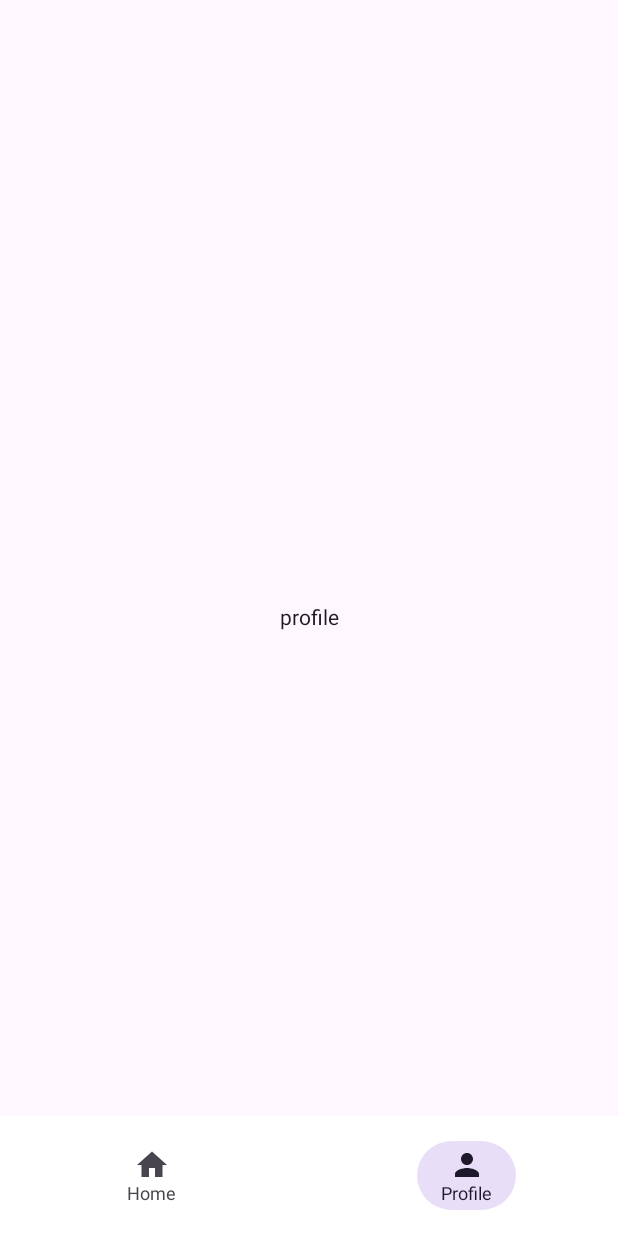
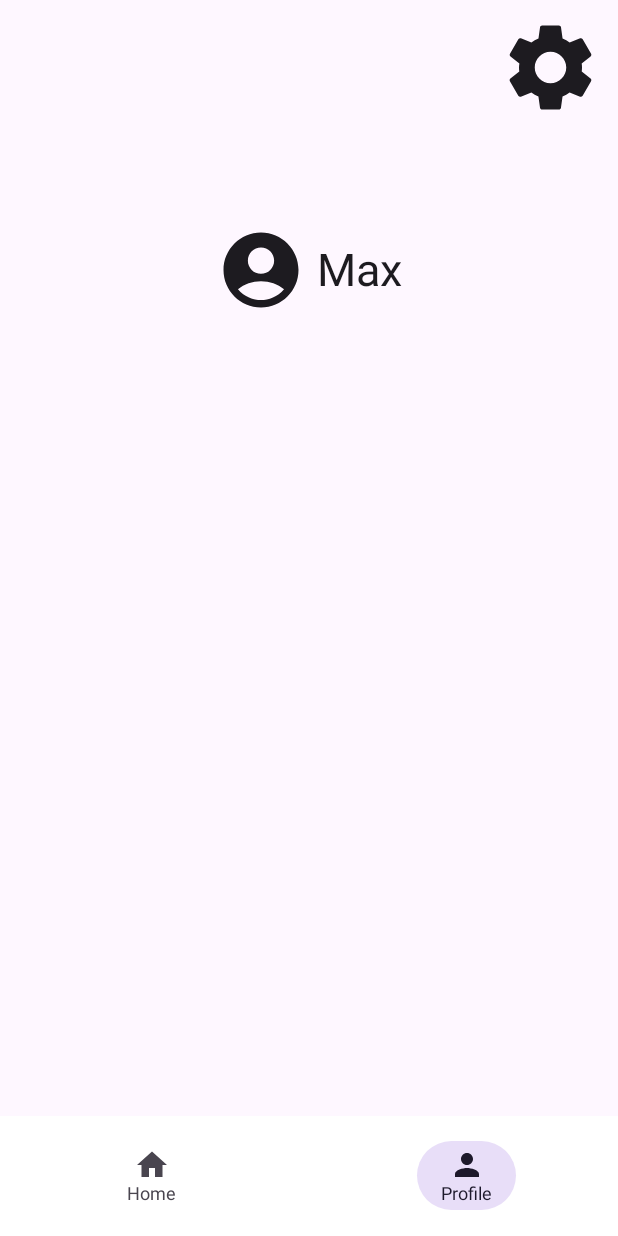
Before and after one commit to Mesherekov/Cinemas, an Android app built with Jetpack Compose: the profile screen opened through its navigation route, on a phone screen of 412 x 824 dp. Run offline under Robolectric (Android 15) with nearby library versions, the light colour scheme and no system bars.

Commit message:
Profile Screen 1

```diff
--- a/app/src/main/java/com/example/cinemas/MainActivity.kt
+++ b/app/src/main/java/com/example/cinemas/MainActivity.kt
@@ -5,16 +5,24 @@ import android.annotation.SuppressLint
 import android.os.Bundle
 import androidx.activity.ComponentActivity
 import androidx.activity.compose.setContent
+import androidx.compose.foundation.clickable
+import androidx.compose.foundation.layout.Arrangement
 import androidx.compose.foundation.layout.Box
 import androidx.compose.foundation.layout.Column
-import androidx.compose.foundation.layout.fillMaxSize
+import androidx.compose.foundation.layout.Row
+import androidx.compose.foundation.layout.Spacer
 import androidx.compose.foundation.layout.fillMaxWidth
+import androidx.compose.foundation.layout.height
 import androidx.compose.foundation.layout.padding
+import androidx.compose.foundation.layout.size
+import androidx.compose.foundation.layout.width
 import androidx.compose.foundation.lazy.LazyColumn
 import androidx.compose.foundation.lazy.itemsIndexed
 import androidx.compose.material.icons.Icons
+import androidx.compose.material.icons.filled.AccountCircle
 import androidx.compose.material.icons.filled.Home
 import androidx.compose.material.icons.filled.Person
+import androidx.compose.material.icons.filled.Settings
 import androidx.compose.material3.Icon
 import androidx.compose.material3.NavigationBar
 import androidx.compose.material3.NavigationBarItem
@@ -175,9 +183,50 @@ class MainActivity : ComponentActivity() {
     }
     @Composable
     fun ProfileScreen() {
-        Box(modifier = Modifier.fillMaxSize(),
-            contentAlignment = Alignment.Center) {
-            Text(text = "profile")
+        PersonProfile()
+    }
+    @Composable
+    fun PersonProfile(){
+        Column(modifier = Modifier.fillMaxWidth()) {
+            Column {
+                Box(modifier = Modifier.fillMaxWidth()
+                    .padding(10.dp),
+                    contentAlignment = Alignment.TopEnd) {
+                    Icon(
+                        modifier = Modifier
+                            .size(70.dp)
+                            .clickable {
+
+                            },
+                        imageVector = Icons.Default.Settings,
+                        contentDescription = "settings"
+                    )
+                }
+                Spacer(modifier = Modifier
+                    .fillMaxWidth()
+                    .height(50.dp))
+                Row(
+                    modifier = Modifier
+                        .fillMaxWidth()
+                        .padding(10.dp),
+                    horizontalArrangement = Arrangement.Center,
+                    verticalAlignment = Alignment.CenterVertically
+                ) {
+
+                    Icon(
+                        imageVector = Icons.Default.AccountCircle,
+                        contentDescription = "person",
+                        modifier = Modifier.size(60.dp),
+                    )
+
+                    Spacer(Modifier.width(7.dp))
+                    Text(
+                        text = "Max",
+                        fontSize = 30.sp,
+                        maxLines = 2,
+                    )
+                }
+            }
         }
     }
 
```
